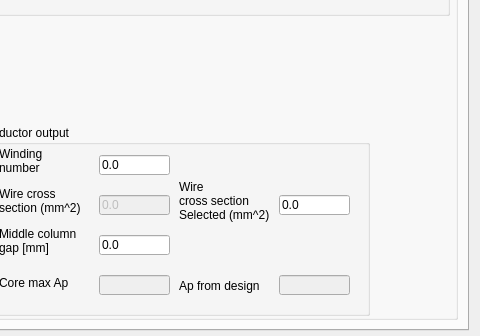
Old version of the form src/gui.ui in the repository marcinszajner/TrafoCalc; both pictures show x 622 to 1102 and y 619 to 955 of the 1102 by 955 pixel window.
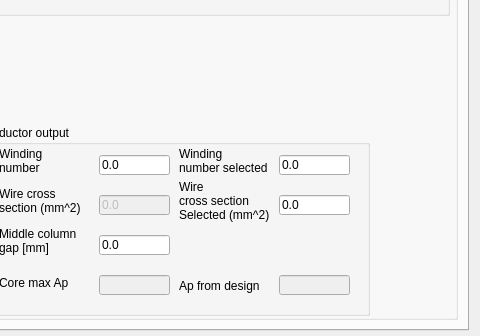
New version of the form. Icons and pictures are not drawn.

Commit message: add winding num inductance selected, refactor lighting selected value

The edit to the form file:
```diff
--- a/src/gui.ui
+++ b/src/gui.ui
@@ -1784,6 +1784,33 @@
            <string/>
           </property>
          </widget>
+         <widget class="QLineEdit" name="WindingNumInductanceSelectedValue">
+          <property name="geometry">
+           <rect>
+            <x>290</x>
+            <y>30</y>
+            <width>71</width>
+            <height>20</height>
+           </rect>
+          </property>
+          <property name="text">
+           <string>0.0</string>
+          </property>
+         </widget>
+         <widget class="QLabel" name="WindingNumInductanceSelectedLabel">
+          <property name="geometry">
+           <rect>
+            <x>190</x>
+            <y>20</y>
+            <width>91</width>
+            <height>31</height>
+           </rect>
+          </property>
+          <property name="text">
+           <string>Winding
+number selected</string>
+          </property>
+         </widget>
         </widget>
        </widget>
       </item>
```
The commit also changes 13 other files.
